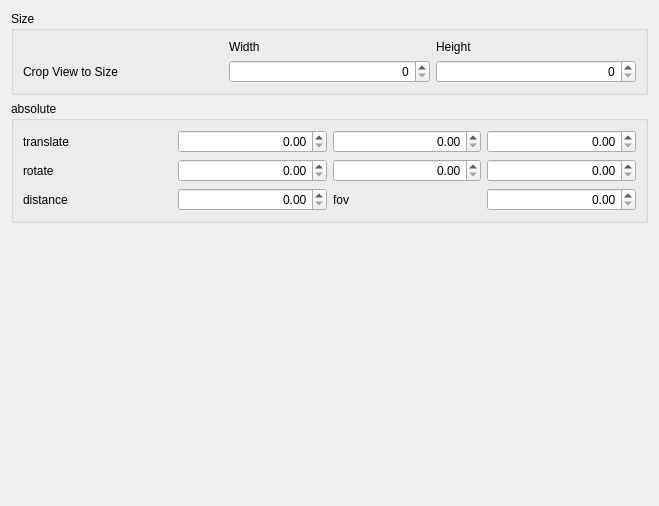
Old version of the form src/gui/ViewportControl.ui in the repository openscad/openscad.
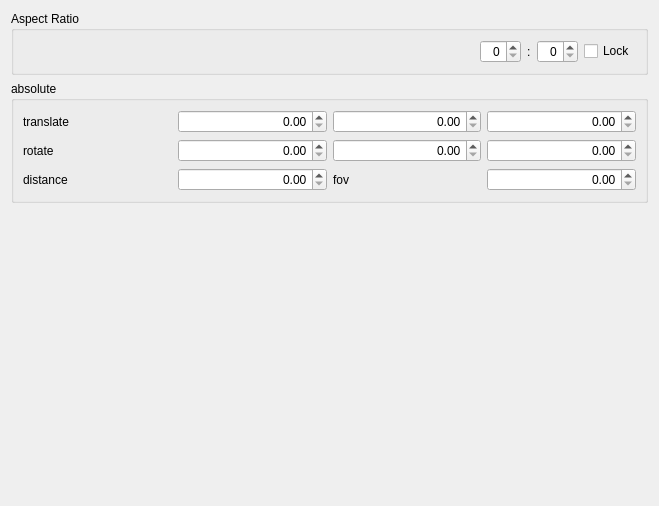
New version of the form.

Commit message: width/height -> aspect ratio

What changed in the file:
```diff
--- a/src/gui/ViewportControl.ui
+++ b/src/gui/ViewportControl.ui
@@ -116,41 +116,47 @@
    <item row="0" column="1">
     <widget class="QGroupBox" name="GroupBoxSize">
      <property name="title">
-      <string>Size</string>
+      <string>Aspect Ratio</string>
      </property>
      <layout class="QGridLayout" name="gridLayout_2">
-      <item row="5" column="2">
-       <widget class="QSpinBox" name="spinBoxHeight">
-        <property name="alignment">
-         <set>Qt::AlignRight|Qt::AlignTrailing|Qt::AlignVCenter</set>
+      <item row="4" column="3">
+       <widget class="QLabel" name="label_8">
+        <property name="text">
+         <string>:</string>
         </property>
        </widget>
       </item>
       <item row="4" column="2">
-       <widget class="QLabel" name="label">
-        <property name="text">
-         <string>Height</string>
-        </property>
-       </widget>
-      </item>
-      <item row="5" column="0">
-       <widget class="QLabel" name="label_3">
-        <property name="text">
-         <string>Crop View to Size</string>
-        </property>
-       </widget>
-      </item>
-      <item row="5" column="1">
        <widget class="QSpinBox" name="spinBoxWidth">
         <property name="alignment">
          <set>Qt::AlignRight|Qt::AlignTrailing|Qt::AlignVCenter</set>
         </property>
        </widget>
       </item>
-      <item row="4" column="1">
-       <widget class="QLabel" name="label_2">
+      <item row="4" column="0">
+       <spacer name="horizontalSpacer">
+        <property name="orientation">
+         <enum>Qt::Horizontal</enum>
+        </property>
+        <property name="sizeHint" stdset="0">
+         <size>
+          <width>40</width>
+          <height>20</height>
+         </size>
+        </property>
+       </spacer>
+      </item>
+      <item row="4" column="4">
+       <widget class="QSpinBox" name="spinBoxHeight">
+        <property name="alignment">
+         <set>Qt::AlignRight|Qt::AlignTrailing|Qt::AlignVCenter</set>
+        </property>
+       </widget>
+      </item>
+      <item row="4" column="5">
+       <widget class="QCheckBox" name="checkBoxAspecRatioLock">
         <property name="text">
-         <string>Width</string>
+         <string>Lock</string>
         </property>
        </widget>
       </item>
```
The commit also changes 2 other files.
